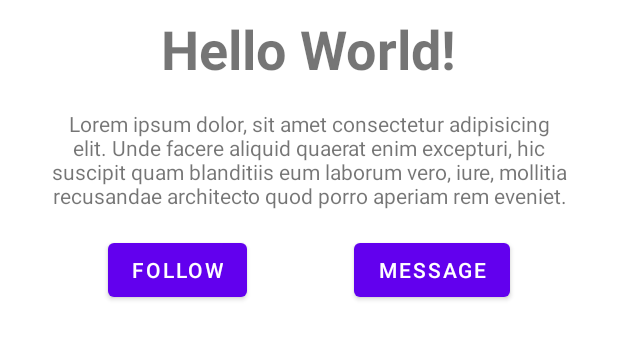
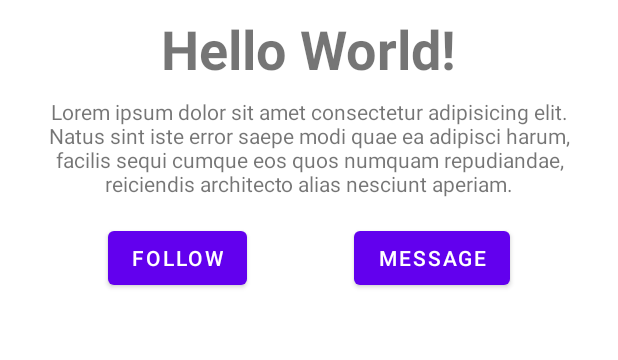
Before and after one commit to MAD11877/mad21-practical-2---android-activity-grilledwindow, an Android app: the screen it shows after launch (MainActivity), on a phone screen of 412 x 824 dp, the part 324-684 px from its top. Run offline under Robolectric (Android 15) with nearby library versions, the phone set to English and light mode, and no system bars.

Commit message:
Change margin values and left/right to start/end

```diff
--- a/app/src/main/res/layout/activity_main.xml
+++ b/app/src/main/res/layout/activity_main.xml
@@ -42,10 +42,10 @@
                 android:id="@+id/lorem"
                 android:layout_width="0dp"
                 android:layout_height="wrap_content"
-                android:layout_marginTop="16dp"
-                android:layout_marginLeft="32dp"
-                android:layout_marginRight="32dp"
-                android:text="Lorem ipsum dolor, sit amet consectetur adipisicing elit. Unde facere aliquid quaerat enim excepturi, hic suscipit quam blanditiis eum laborum vero, iure, mollitia recusandae architecto quod porro aperiam rem eveniet."
+                android:layout_marginTop="8dp"
+                android:layout_marginStart="32dp"
+                android:layout_marginEnd="32dp"
+                android:text="Lorem ipsum dolor sit amet consectetur adipisicing elit. Natus sint iste error saepe modi quae ea adipisci harum, facilis sequi cumque eos quos numquam repudiandae, reiciendis architecto alias nesciunt aperiam."
                 android:textAlignment="center"
                 app:layout_constraintEnd_toEndOf="parent"
                 app:layout_constraintStart_toStartOf="parent"
```
